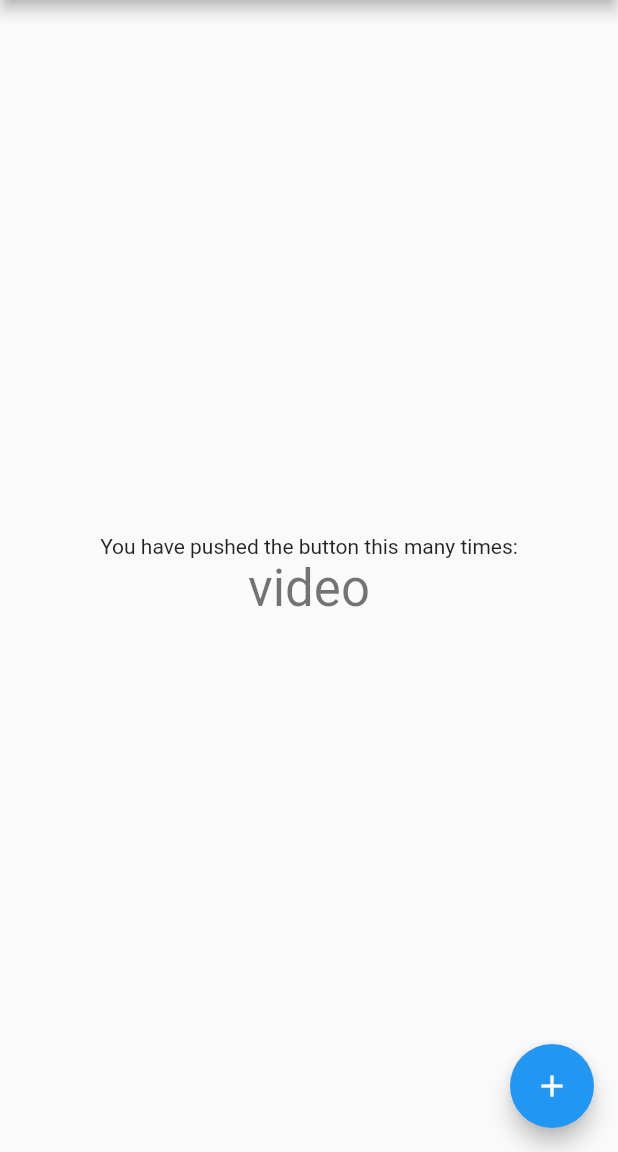
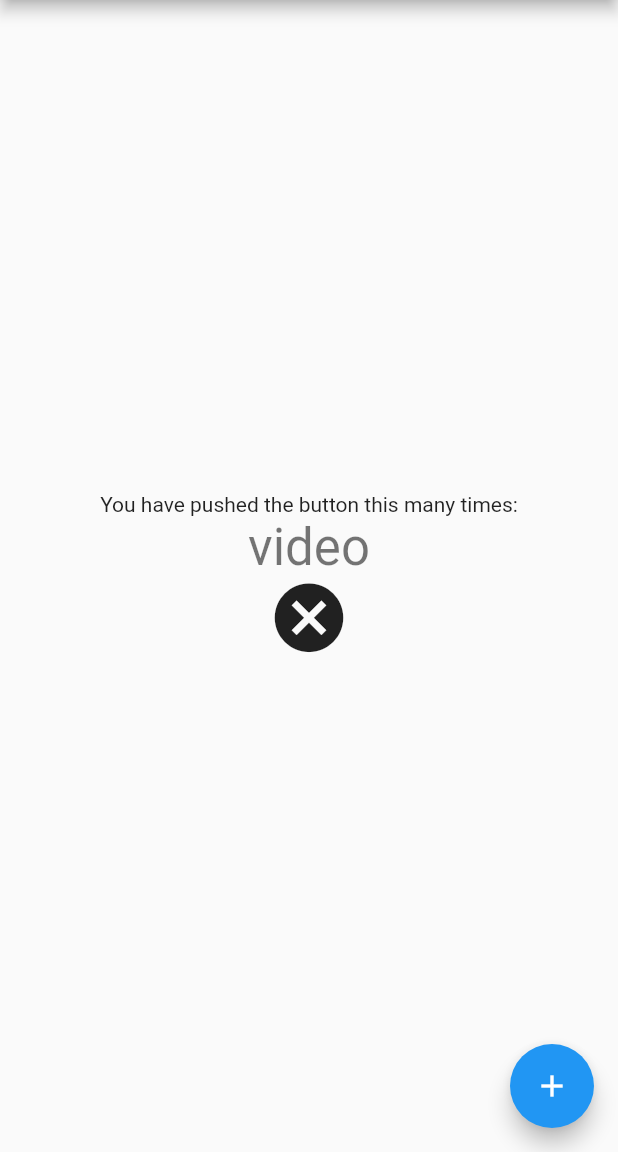
Before and after one commit to jonataslaw/VideoCompress, a Flutter app: the screen it shows after launch, after a tap on the "add" icon, on a phone screen of 412 x 824 dp, the part 84-1236 px from its top. Run offline on Flutter 3.47's test engine with Material 2 defaults, Android fonts, the phone set to English and light mode, and no system bars; our stand-ins replace image_picker.

Commit message:
[Android, cancelCompression] Support for cancelling compression process on Android

```diff
--- a/example/lib/main.dart
+++ b/example/lib/main.dart
@@ -92,20 +92,30 @@ class _MyHomePageState extends State<MyHomePage> {
               '$_counter',
               style: Theme.of(context).textTheme.headline4,
             ),
+            InkWell(
+                child: Icon(
+                  Icons.cancel,
+                  size: 55,
+                ),
+                onTap: () {
+                  VideoCompress.cancelCompression();
+                })
           ],
         ),
       ),
       floatingActionButton: FloatingActionButton(
         onPressed: () async {
           File file = await ImagePicker.pickVideo(source: ImageSource.gallery);
-          await VideoCompress.setLogLevel(3);
+          await VideoCompress.setLogLevel(0);
           final info = await VideoCompress.compressVideo(
             file.path,
             quality: VideoQuality.MediumQuality,
             deleteOrigin: false,
+            includeAudio: true,
           );
-
-          _counter = info.path;
+          if (info != null) {
+            _counter = info.path;
+          }
           setState(() {});
         },
         tooltip: 'Increment',
```
Also changed, not shown: lib/src/video_compressor.dart (+6 -2 lines), 1 other file.
